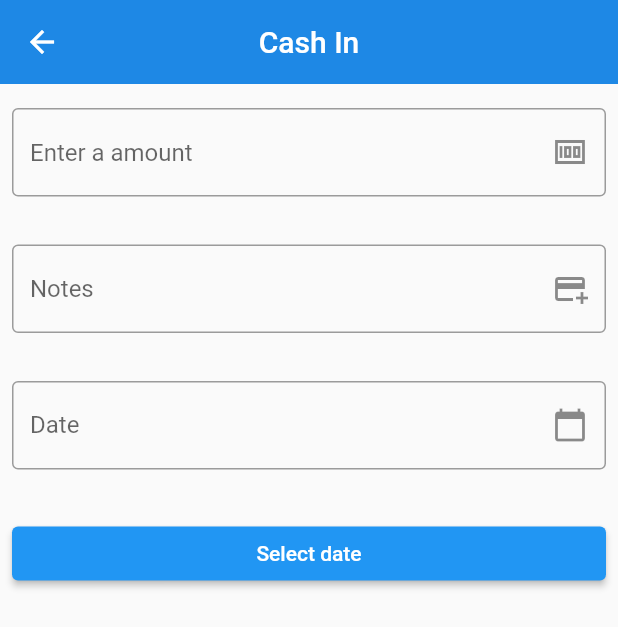
After one commit to Prashant2344/cashbook, a Flutter app: the screen it shows after launch, after a tap on "Cash In", on a phone screen of 412 x 824 dp. The commit adds this screen. Shown: the top 627 px of the screen. Run offline on Flutter 3.47's test engine with Material 2 defaults, Android fonts, the phone set to English and light mode, and no system bars.

Commit message:
Working on cash in form

```diff
--- a/lib/main.dart
+++ b/lib/main.dart
@@ -1,11 +1,13 @@
 import 'package:flutter/material.dart';
 import 'package:cashbook/pages/home.dart';
+import 'package:cashbook/pages/cash_form.dart';
 
 void main() {
   runApp(MaterialApp(
     initialRoute: '/',
     routes: {
       '/' : (context) => Home(),
+      '/form' : (context) => CashForm(),
     },
   ));
 }
--- /dev/null
+++ b/lib/pages/cash_form.dart
@@ -0,0 +1,96 @@
+import 'package:flutter/material.dart';
+import 'package:intl/intl.dart';
+
+class CashForm extends StatefulWidget {
+  const CashForm({Key? key}) : super(key: key);
+
+  @override
+  State<CashForm> createState() => _CashFormState();
+}
+
+class _CashFormState extends State<CashForm> {
+  TextEditingController _textEditingController = TextEditingController();
+  DateTime selectedDate = DateTime.now();
+
+  Future<void> _selectDate(BuildContext context) async {
+    final DateTime? picked = await showDatePicker(
+        context: context,
+        initialDate: selectedDate,
+        firstDate: DateTime(1900),
+        lastDate: DateTime.now());
+    if (picked != null && picked != selectedDate)
+      setState(() {
+        selectedDate = picked;
+        _textEditingController.text =
+            DateFormat.yMd().format(selectedDate);
+      });
+  }
+
+  @override
+  Widget build(BuildContext context) {
+    return Scaffold(
+      appBar: AppBar(
+        backgroundColor: Colors.blue[600],
+        title: Text('Cash In'),
+        centerTitle: true,
+        elevation: 0,
+      ),
+      body: Container(
+        child: Column(
+          crossAxisAlignment: CrossAxisAlignment.stretch,
+          children: <Widget>[
+            const Padding(
+              padding: EdgeInsets.symmetric(horizontal: 8, vertical: 16),
+              child: TextField(
+                decoration: InputDecoration(
+                  border: OutlineInputBorder(),
+                  hintText: 'Enter a amount',
+                  suffixIcon: Icon(Icons.money_sharp),
+                ),
+              ),
+            ),
+
+            const Padding(
+              padding: EdgeInsets.symmetric(horizontal: 8, vertical: 16),
+              child: TextField(
+                decoration: InputDecoration(
+                  border: OutlineInputBorder(),
+                  hintText: 'Notes',
+                  suffixIcon: Icon(Icons.add_card),
+                ),
+              ),
+            ),
+
+            Padding(
+              padding: EdgeInsets.symmetric(horizontal: 8, vertical: 16),
+              child: TextFormField(
+                controller: _textEditingController,
+                onTap: () => _selectDate(context),
+                decoration: InputDecoration(
+                  border: OutlineInputBorder(),
+                  labelText: 'Date',
+                  hintText: 'Choose date',
+                  suffixIcon: Icon(Icons.calendar_today),
+                ),
+                validator: (value) {
+                  if (value == null || value.isEmpty) {
+                    return 'Please choose a date';
+                  }
+                  return null;
+                },
+              ),
+            ),
+
+            Padding(
+              padding: EdgeInsets.symmetric(horizontal: 8, vertical: 16),
+              child: ElevatedButton(
+                  onPressed: () {},
+                  child: Text('Select date')
+              ),
+            ),
+          ],
+        ),
+      ),
+    );
+  }
+}
--- a/lib/pages/home.dart
+++ b/lib/pages/home.dart
@@ -12,7 +12,7 @@ class _HomeState extends State<Home> {
   Widget build(BuildContext context) {
     return Scaffold(
       appBar: AppBar(
-        backgroundColor: Colors.grey[200],
+        backgroundColor: Colors.blue[600],
         title: Text('Cash Book'),
         centerTitle: true,
         elevation: 0,
@@ -21,9 +21,11 @@ class _HomeState extends State<Home> {
         child: Column(
           children: <Widget>[
             TextButton.icon(
-                onPressed: () {},
-                icon: Icon(Icons.add_a_photo),
-                label: Text('Add a photo'),
+                onPressed: () {
+                  Navigator.pushNamed(context, '/form');
+                },
+                icon: Icon(Icons.money),
+                label: Text('Cash In'),
             ),
             SizedBox(height: 20.0),
             Row(
--- a/pubspec.yaml
+++ b/pubspec.yaml
@@ -30,6 +30,8 @@ environment:
 dependencies:
   flutter:
     sdk: flutter
+  flutter_datetime_picker: ^1.5.1
+  intl: ^0.18.0
 
 
   # The following adds the Cupertino Icons font to your application.
```
Also changed, not shown: pubspec.lock.
